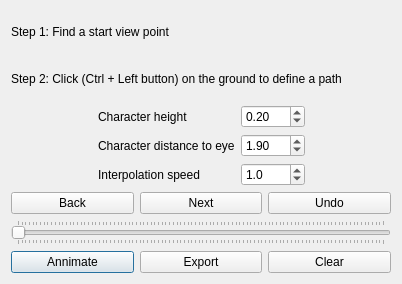
Above: applications/Mapple/dialogs/dialog_walk_through.ui from LiangliangNan/Easy3D before the change. Below: the same form after it.
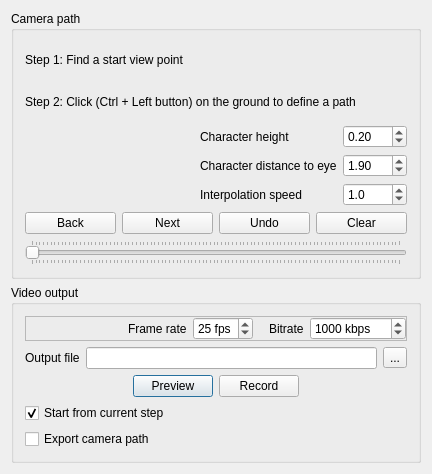
That is the form after the change.

Commit message: QVideoEncoder compiles but not linking

```diff
--- a/applications/Mapple/dialogs/dialog_walk_through.ui
+++ b/applications/Mapple/dialogs/dialog_walk_through.ui
@@ -6,8 +6,8 @@
    <rect>
     <x>0</x>
     <y>0</y>
-    <width>402</width>
-    <height>284</height>
+    <width>432</width>
+    <height>474</height>
    </rect>
   </property>
   <property name="sizePolicy">
@@ -22,7 +22,13 @@
   <property name="windowTitle">
    <string>Walk through</string>
   </property>
-  <layout class="QVBoxLayout" name="verticalLayout">
+  <layout class="QVBoxLayout" name="verticalLayout_3">
+   <item>
+    <widget class="QGroupBox" name="groupBox">
+     <property name="title">
+      <string>Camera path</string>
+     </property>
+     <layout class="QVBoxLayout" name="verticalLayout_2">
    <item>
     <widget class="QLabel" name="labelDefineStartingPoint">
      <property name="text">
@@ -128,26 +134,10 @@
        </item>
       </layout>
      </item>
-     <item>
-      <spacer name="horizontalSpacer_5">
-       <property name="orientation">
-        <enum>Qt::Horizontal</enum>
-       </property>
-       <property name="sizeType">
-        <enum>QSizePolicy::Expanding</enum>
-       </property>
-       <property name="sizeHint" stdset="0">
-        <size>
-         <width>50</width>
-         <height>18</height>
-        </size>
-       </property>
-      </spacer>
-     </item>
     </layout>
    </item>
    <item>
-    <layout class="QHBoxLayout" name="horizontalLayout_2">
+       <layout class="QHBoxLayout" name="horizontalLayoutCameraPathButtons">
      <item>
       <widget class="QPushButton" name="previousPositionButton">
        <property name="text">
@@ -172,6 +162,13 @@
        </property>
       </widget>
      </item>
+        <item>
+         <widget class="QPushButton" name="clearPathButton">
+          <property name="text">
+           <string>Clear</string>
+          </property>
+         </widget>
+        </item>
     </layout>
    </item>
    <item>
@@ -184,12 +181,167 @@
      </property>
     </widget>
    </item>
+     </layout>
+    </widget>
+   </item>
+   <item>
+    <widget class="QGroupBox" name="videoOutputGroupBox">
+     <property name="sizePolicy">
+      <sizepolicy hsizetype="Preferred" vsizetype="Maximum">
+       <horstretch>0</horstretch>
+       <verstretch>0</verstretch>
+      </sizepolicy>
+     </property>
+     <property name="title">
+      <string>Video output</string>
+     </property>
+     <layout class="QVBoxLayout" name="verticalLayout">
+      <item>
+       <widget class="QFrame" name="horizontalLayoutBitrateFrame">
+        <property name="frameShape">
+         <enum>QFrame::StyledPanel</enum>
+        </property>
+        <property name="frameShadow">
+         <enum>QFrame::Raised</enum>
+        </property>
+        <layout class="QHBoxLayout" name="horizontalLayout_4">
+         <property name="leftMargin">
+          <number>0</number>
+         </property>
+         <property name="topMargin">
+          <number>0</number>
+         </property>
+         <property name="rightMargin">
+          <number>0</number>
+         </property>
+         <property name="bottomMargin">
+          <number>0</number>
+         </property>
+         <item>
+          <spacer name="horizontalSpacer_4">
+           <property name="orientation">
+            <enum>Qt::Horizontal</enum>
+           </property>
+           <property name="sizeHint" stdset="0">
+            <size>
+             <width>0</width>
+             <height>0</height>
+            </size>
+           </property>
+          </spacer>
+         </item>
+         <item>
+          <widget class="QLabel" name="labelFrameRate">
+           <property name="text">
+            <string>Frame rate</string>
+           </property>
+          </widget>
+         </item>
+         <item>
+          <widget class="QSpinBox" name="spinBoxFPS">
+           <property name="toolTip">
+            <string>Number of frames per second</string>
+           </property>
+           <property name="suffix">
+            <string> fps</string>
+           </property>
+           <property name="minimum">
+            <number>1</number>
+           </property>
+           <property name="value">
+            <number>25</number>
+           </property>
+          </widget>
+         </item>
+         <item>
+          <spacer name="horizontalSpacer_2">
+           <property name="orientation">
+            <enum>Qt::Horizontal</enum>
+           </property>
+           <property name="sizeType">
+            <enum>QSizePolicy::Fixed</enum>
+           </property>
+           <property name="sizeHint" stdset="0">
+            <size>
+             <width>10</width>
+             <height>0</height>
+            </size>
+           </property>
+          </spacer>
+         </item>
+         <item>
+          <widget class="QLabel" name="labelBitRate">
+           <property name="text">
+            <string>Bitrate</string>
+           </property>
+          </widget>
+         </item>
+         <item>
+          <widget class="QSpinBox" name="spinBoxBitRate">
+           <property name="toolTip">
+            <string>Bitrate (in kbit/s)
+The higher the better the quality (but the bigger the file)</string>
+           </property>
+           <property name="suffix">
+            <string> kbps</string>
+           </property>
+           <property name="minimum">
+            <number>100</number>
+           </property>
+           <property name="maximum">
+            <number>1000000</number>
+           </property>
+           <property name="singleStep">
+            <number>100</number>
+           </property>
+           <property name="value">
+            <number>1000</number>
+           </property>
+          </widget>
+         </item>
+        </layout>
+       </widget>
+      </item>
+      <item>
+       <layout class="QHBoxLayout" name="horizontalLayoutOutputFile">
+        <item>
+         <widget class="QLabel" name="labelOutputFile">
+          <property name="text">
+           <string>Output file</string>
+          </property>
+         </widget>
+        </item>
+        <item>
+         <widget class="QLineEdit" name="lineEditOutputFile"/>
+        </item>
+        <item>
+         <widget class="QToolButton" name="browseButton">
+          <property name="text">
+           <string notr="true">...</string>
+          </property>
+         </widget>
+        </item>
+       </layout>
+      </item>
    <item>
     <layout class="QHBoxLayout" name="horizontalLayout">
      <item>
-      <widget class="QPushButton" name="startAnimationButton">
+         <spacer name="horizontalSpacer_5">
+          <property name="orientation">
+           <enum>Qt::Horizontal</enum>
+          </property>
+          <property name="sizeHint" stdset="0">
+           <size>
+            <width>0</width>
+            <height>0</height>
+           </size>
+          </property>
+         </spacer>
+        </item>
+        <item>
+         <widget class="QPushButton" name="previewButton">
        <property name="text">
-        <string>Annimate</string>
+           <string>Preview</string>
        </property>
        <property name="checkable">
         <bool>true</bool>
@@ -205,18 +357,44 @@
      <item>
       <widget class="QPushButton" name="exportAnimationButton">
        <property name="text">
-        <string>Export</string>
+           <string>Record</string>
        </property>
       </widget>
      </item>
      <item>
-      <widget class="QPushButton" name="clearPathButton">
+         <spacer name="horizontalSpacer_6">
+          <property name="orientation">
+           <enum>Qt::Horizontal</enum>
+          </property>
+          <property name="sizeHint" stdset="0">
+           <size>
+            <width>0</width>
+            <height>0</height>
+           </size>
+          </property>
+         </spacer>
+        </item>
+       </layout>
+      </item>
+      <item>
+       <widget class="QCheckBox" name="checkBoxStartFromCurrentStep">
        <property name="text">
-        <string>Clear</string>
-       </property>
-      </widget>
-     </item>
-    </layout>
+         <string>Start from current step</string>
+        </property>
+        <property name="checked">
+         <bool>true</bool>
+        </property>
+       </widget>
+      </item>
+      <item>
+       <widget class="QCheckBox" name="checkBoxExportCameraPath">
+        <property name="text">
+         <string>Export camera path</string>
+        </property>
+       </widget>
+      </item>
+     </layout>
+    </widget>
    </item>
   </layout>
  </widget>
```
Left out of the diff: 14 changed lines with no effect on the pictures. Lines whose indentation alone changed are shown as unchanged. The commit also changes 13 other files.
